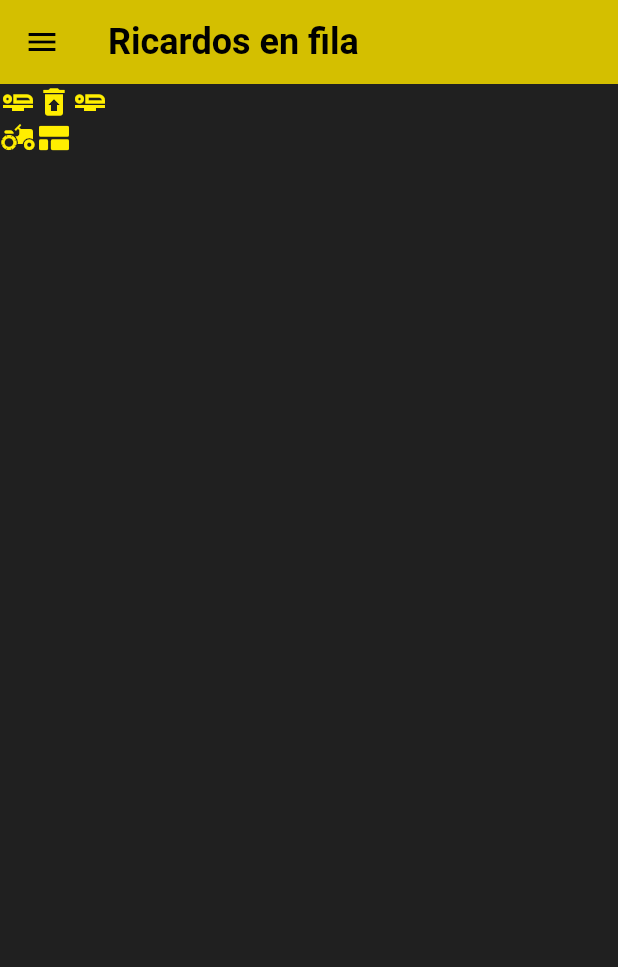
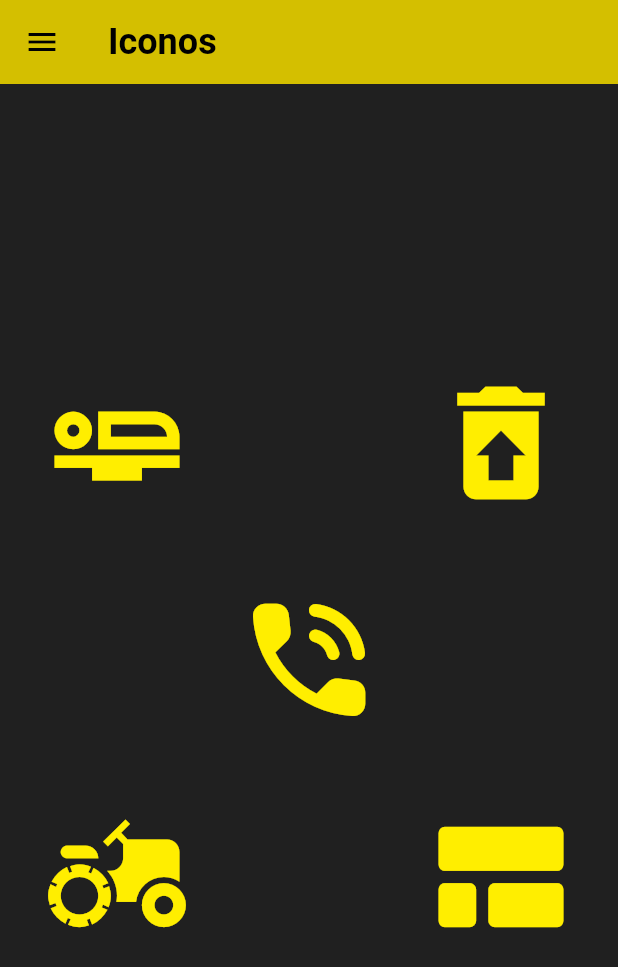
Before and after one commit to FJPadilla24405/Actividad1Flutter, a Flutter app: the Enlace3 screen opened directly, on a phone screen of 412 x 824 dp. Shown: the top 967 px of the screen. Run offline on Flutter 3.47's test engine with Material 3 defaults, Android fonts, the phone set to English and light mode, and no system bars; our stand-ins replace google_fonts; network calls fail.

Commit message:
Actualizacion de alguna que otra cosa

```diff
--- a/lib/Screens/Enlace1.dart
+++ b/lib/Screens/Enlace1.dart
@@ -15,10 +15,11 @@ class Enlace1 extends StatelessWidget {
       drawer: const MenuLateral(),
       body: Center(
         child: Row(
+          mainAxisAlignment: MainAxisAlignment.spaceEvenly,
 	        children:[
             Image.asset('assets/images/Ricardo.png', width: 100, height: 100,),
-            Image.asset('assets/images/Ricardo.png', width: 100, height: 100,),
-            Image.asset('assets/images/Ricardo.png', width: 100, height: 100,),
+            Image.asset('assets/images/Ricardo.png', width: 125, height: 125,),
+            Image.asset('assets/images/Ricardo.png', width: 150, height: 150,),
           ]
         ),
 
--- a/lib/Screens/Enlace2.dart
+++ b/lib/Screens/Enlace2.dart
@@ -15,10 +15,11 @@ class Enlace2 extends StatelessWidget {
       drawer: const MenuLateral(),
       body: Center(
         child: Column(
+          mainAxisAlignment: MainAxisAlignment.spaceEvenly,
 	        children:[
             Image.asset('assets/images/Ricardo.png', width: 100, height: 100,),
-            Image.asset('assets/images/Ricardo.png', width: 100, height: 100,),
-            Image.asset('assets/images/Ricardo.png', width: 100, height: 100,),
+            Image.asset('assets/images/Ricardo.png', width: 200, height: 200,),
+            Image.asset('assets/images/Ricardo.png', width: 300, height: 300,),
           ]
         ),
       ),
--- a/lib/Screens/Enlace3.dart
+++ b/lib/Screens/Enlace3.dart
@@ -10,29 +10,34 @@ class Enlace3 extends StatelessWidget {
   Widget build(BuildContext context) {
     return Scaffold(
       appBar: AppBar(
-        title: const Text("Ricardos en fila"),
+        title: const Text("Iconos"),
       ),
       drawer: const MenuLateral(),
       body: const Center(
         child: Row(
+          mainAxisAlignment: MainAxisAlignment.spaceEvenly,
 	        children:[
             Column(
+              mainAxisAlignment: MainAxisAlignment.spaceEvenly,
 	            children:[
-                Icon(Icons.airline_seat_flat_outlined),
-                Icon(Icons.agriculture),
+                Icon(Icons.airline_seat_flat_outlined, size: 100),
+                Icon(Icons.agriculture, size: 100),
               ]
             ),
             Column(
+              mainAxisAlignment: MainAxisAlignment.spaceEvenly,
 	            children:[
-                Icon(Icons.restore_from_trash),
-                Icon(Icons.view_comfortable_rounded),
+                Icon(Icons.phone_in_talk_rounded, size: 100),
               ]
             ),
             Column(
+              mainAxisAlignment: MainAxisAlignment.spaceEvenly,
 	            children:[
-                Icon(Icons.airline_seat_flat_outlined),
+                Icon(Icons.restore_from_trash, size: 100),
+                Icon(Icons.view_comfortable_rounded, size: 100),
               ]
             ),
+
 
 
           ]
--- a/lib/Screens/enlace8.dart
+++ b/lib/Screens/enlace8.dart
@@ -35,8 +35,8 @@ class _RandomImages extends State<Enlace8> {
     'assets/images/RicardoNavidad.png',
     'assets/images/RicardoPelo.png'
   ];
-  late double screenWidth = 0;
-  late double screenHeight = 0;
+  late double screenWidth = 500;
+  late double screenHeight = 1000;
 
 
 
@@ -141,7 +141,7 @@ class _RandomImages extends State<Enlace8> {
   void getRandomPosition() {
     Random random = Random();
     randomWidth = random.nextDouble() * (screenWidth - 150);
-    randomHeight = random.nextDouble() * (screenHeight - 250);
+    randomHeight = random.nextDouble() * (screenHeight - 275);
   }
 
   void extractPoints() {
```
Also changed, not shown: lib/Screens/enlace4.dart (added, +40 -0 lines), lib/Screens/enlace5.dart (added, +83 -0 lines), lib/Screens/menu_lateral.dart (+20 -1 lines), lib/routes/app_routes.dart (added, +12 -0 lines).
